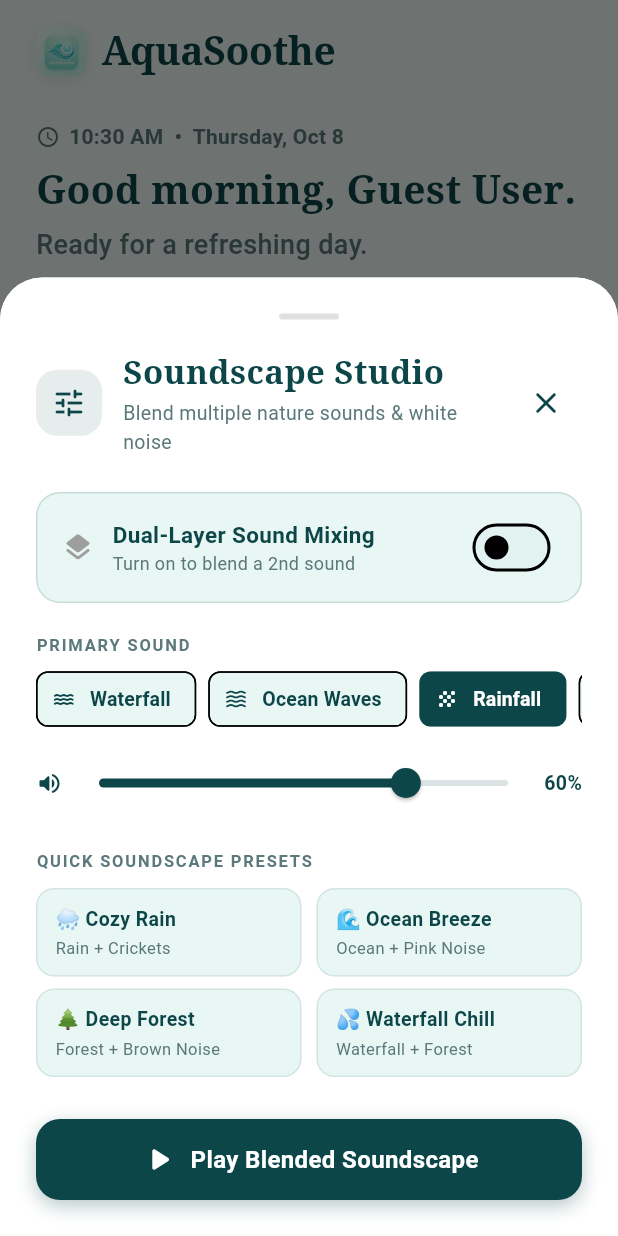
After one commit to deshan2004/Aquasoothe, a Flutter app: the HomeScreen screen opened directly, after a tap on "Sound Studio", on a phone screen of 412 x 824 dp. The commit adds this screen. Run offline on Flutter 3.47's test engine with Material 3 defaults, Android fonts, the phone set to English and light mode, and no system bars; our stand-ins replace cloud_firestore, firebase_auth, firebase_core, flutter_local_notifications, flutter_riverpod, just_audio and 2 more; missing offline and left inert: audio_session; accounts and stored records are empty.

Commit message:
feat: add multi-sound custom soundscape studio & layer mixer

```diff
--- a/lib/screens/home_screen.dart
+++ b/lib/screens/home_screen.dart
@@ -8,6 +8,7 @@ import '../providers/settings_provider.dart';
 import '../providers/auth_provider.dart';
 import '../widgets/aquasoothe_header.dart';
 import '../widgets/ai_sound_matcher_dialog.dart';
+import '../widgets/soundscape_mixer_dialog.dart';
 import '../widgets/sleep_rating_dialog.dart';
 import '../widgets/scale_button.dart';
 import '../widgets/sound_visualizer_widget.dart';
@@ -394,10 +395,29 @@ class HomeScreen extends ConsumerWidget {
 
                 const SizedBox(height: 20),
 
-                // Quick Launcher for AI Matcher & Sound Library
-                Row(
-                  mainAxisAlignment: MainAxisAlignment.center,
+                // Quick Launcher for Sound Studio, AI Matcher & Sound Library
+                Wrap(
+                  alignment: WrapAlignment.center,
+                  spacing: 8,
+                  runSpacing: 4,
                   children: [
+                    TextButton.icon(
+                      onPressed: () {
+                        showModalBottomSheet(
+                          context: context,
+                          isScrollControlled: true,
+                          shape: const RoundedRectangleBorder(
+                            borderRadius: BorderRadius.vertical(top: Radius.circular(28)),
+                          ),
+                          builder: (_) => const SoundscapeMixerDialog(),
+                        );
+                      },
+                      icon: Icon(Icons.layers_rounded, size: 18, color: textColor),
+                      label: Text(
+                        'Sound Studio',
+                        style: TextStyle(color: textColor, fontWeight: FontWeight.w700, fontSize: 14),
+                      ),
+                    ),
                     TextButton.icon(
                       onPressed: () {
                         showModalBottomSheet(
@@ -411,11 +431,10 @@ class HomeScreen extends ConsumerWidget {
                       },
                       icon: Icon(Icons.auto_awesome_rounded, size: 18, color: textColor),
                       label: Text(
-                        'AI Sound Matcher',
+                        'AI Matcher',
                         style: TextStyle(color: textColor, fontWeight: FontWeight.w700, fontSize: 14),
                       ),
                     ),
-                    const SizedBox(width: 16),
                     TextButton.icon(
                       onPressed: () {
                         Navigator.of(context).pushReplacement(
--- a/lib/screens/sounds_library_screen.dart
+++ b/lib/screens/sounds_library_screen.dart
@@ -8,6 +8,7 @@ import '../services/audio_service.dart';
 import '../widgets/aquasoothe_header.dart';
 import '../widgets/scale_button.dart';
 import '../widgets/sound_visualizer_widget.dart';
+import '../widgets/soundscape_mixer_dialog.dart';
 import 'ai_sound_generator_screen.dart';
 
 class SoundsLibraryScreen extends ConsumerWidget {
@@ -351,6 +352,48 @@ class SoundsLibraryScreen extends ConsumerWidget {
 
               const SizedBox(height: 24),
 
+              // Soundscape Studio Dual Layer Mixer Launcher Button
+              ScaleButton(
+                onTap: () {
+                  showModalBottomSheet(
+                    context: context,
+                    isScrollControlled: true,
+                    shape: const RoundedRectangleBorder(
+                      borderRadius: BorderRadius.vertical(top: Radius.circular(28)),
+                    ),
+                    builder: (_) => const SoundscapeMixerDialog(),
+                  );
+                },
+                child: Container(
+                  width: double.infinity,
+                  padding: const EdgeInsets.symmetric(horizontal: 20, vertical: 16),
+                  decoration: BoxDecoration(
+                    color: const Color(0xFF0C4648),
+                    borderRadius: BorderRadius.circular(16),
+                    boxShadow: [
+                      BoxShadow(
+                        color: const Color(0xFF0C4648).withValues(alpha: 0.25),
+                        blurRadius: 10,
+                        offset: const Offset(0, 4),
+                      ),
+                    ],
+                  ),
+                  child: Row(
+                    mainAxisAlignment: MainAxisAlignment.center,
+                    children: [
+                      const Icon(Icons.tune_rounded, size: 22, color: Colors.white),
+                      const SizedBox(width: 10),
+                      Text(
+                        audioNotifier.isMixerEnabled ? 'Soundscape Studio (Active Mix)' : 'Custom Soundscape Mixer',
+                        style: const TextStyle(fontSize: 16, fontWeight: FontWeight.bold, color: Colors.white),
+                      ),
+                    ],
+                  ),
+                ),
+              ),
+
+              const SizedBox(height: 12),
+
               // AI Sound Studio launcher button
               ScaleButton(
                 onTap: () {
--- a/lib/services/audio_service.dart
+++ b/lib/services/audio_service.dart
@@ -121,12 +121,21 @@ class AudioServiceNotifier extends ChangeNotifier {
     }
   }
 
-  void toggleMixer(bool enabled) {
+  Future<void> toggleMixer(bool enabled) async {
     _isMixerEnabled = enabled;
     if (!enabled) {
-      _secondaryPlayer.stop();
+      await _secondaryPlayer.stop();
     } else if (_isPlaying && _secondaryTrack != null) {
-      _secondaryPlayer.play();
+      try {
+        if (_secondaryPlayer.audioSource == null) {
+          await _secondaryPlayer.setAsset(_secondaryTrack!.assetPath);
+          await _secondaryPlayer.setLoopMode(LoopMode.one);
+        }
+        await _secondaryPlayer.setVolume(_secondaryVolume);
+        await _secondaryPlayer.play();
+      } catch (e) {
+        debugPrint("Error playing secondary track in mixer: $e");
+      }
     }
     notifyListeners();
   }
--- /dev/null
+++ b/lib/widgets/soundscape_mixer_dialog.dart
@@ -0,0 +1,513 @@
+import 'package:flutter/material.dart';
+import 'package:flutter_riverpod/flutter_riverpod.dart';
+import '../models/sound_model.dart';
+import '../providers/audio_provider.dart';
+import '../services/audio_service.dart';
+import 'scale_button.dart';
+import 'sound_visualizer_widget.dart';
+
+class SoundscapeMixerDialog extends ConsumerWidget {
+  const SoundscapeMixerDialog({super.key});
+
+  @override
+  Widget build(BuildContext context, WidgetRef ref) {
+    final audioNotifier = ref.watch(audioServiceProvider);
+    final theme = Theme.of(context);
+    final isDark = theme.brightness == Brightness.dark;
+
+    final primaryTrack = audioNotifier.currentTrack;
+    final secondaryTrack = audioNotifier.secondaryTrack;
+    final isMixerEnabled = audioNotifier.isMixerEnabled;
+    final isPlaying = audioNotifier.isPlaying;
+
+    final defaultTracks = SoundTrack.defaultTracks;
+
+    return Container(
+      padding: EdgeInsets.only(
+        left: 24,
+        right: 24,
+        top: 24,
+        bottom: MediaQuery.of(context).viewInsets.bottom + 24,
+      ),
+      decoration: BoxDecoration(
+        color: isDark ? const Color(0xFF13272C) : Colors.white,
+        borderRadius: const BorderRadius.vertical(top: Radius.circular(28)),
+      ),
+      child: SingleChildScrollView(
+        physics: const BouncingScrollPhysics(),
+        child: Column(
+          mainAxisSize: MainAxisSize.min,
+          crossAxisAlignment: CrossAxisAlignment.start,
+          children: [
+            // Handle Bar
+            Center(
+              child: Container(
+                width: 40,
+                height: 4,
+                decoration: BoxDecoration(
+                  color: isDark ? Colors.white24 : Colors.black12,
+                  borderRadius: BorderRadius.circular(2),
+                ),
+              ),
+            ),
+            const SizedBox(height: 20),
+
+            // Header Title
+            Row(
+              children: [
+                Container(
+                  padding: const EdgeInsets.all(10),
+                  decoration: BoxDecoration(
+                    color: const Color(0xFF0C4648).withValues(alpha: 0.1),
+                    borderRadius: BorderRadius.circular(14),
+                  ),
+                  child: const Icon(Icons.tune_rounded, color: Color(0xFF0C4648), size: 24),
+                ),
+                const SizedBox(width: 14),
+                Expanded(
+                  child: Column(
+                    crossAxisAlignment: CrossAxisAlignment.start,
+                    children: [
+                      Text(
+                        'Soundscape Studio',
+                        style: TextStyle(
+                          fontFamily: 'serif',
+                          fontSize: 22,
+                          fontWeight: FontWeight.bold,
+                          color: isDark ? const Color(0xFFE3F5F3) : const Color(0xFF0C4648),
+                        ),
+                      ),
+                      const SizedBox(height: 2),
+                      Text(
+                        'Blend multiple nature sounds & white noise',
+                        style: TextStyle(
+                          fontSize: 13,
+                          color: isDark ? const Color(0xFF88ACAA) : const Color(0xFF5B787A),
+                        ),
+                      ),
+                    ],
+                  ),
+                ),
+                IconButton(
+                  icon: const Icon(Icons.close_rounded),
+                  onPressed: () => Navigator.of(context).pop(),
+                ),
+              ],
+            ),
+
+            const SizedBox(height: 24),
+
+            // Master Layer Mixer Switch
+            Container(
+              padding: const EdgeInsets.symmetric(horizontal: 16, vertical: 12),
+              decoration: BoxDecoration(
+                color: isDark ? const Color(0xFF1E3A40) : const Color(0xFFE8F6F4),
+                borderRadius: BorderRadius.circular(16),
+                border: Border.all(color: const Color(0xFF0C4648).withValues(alpha: 0.15)),
+              ),
+              child: Row(
+                mainAxisAlignment: MainAxisAlignment.spaceBetween,
+                children: [
+                  Row(
+                    children: [
+                      Icon(
+                        Icons.layers_rounded,
+                        color: isMixerEnabled ? const Color(0xFF0C4648) : Colors.grey,
+                        size: 22,
+                      ),
+                      const SizedBox(width: 12),
+                      Column(
+                        crossAxisAlignment: CrossAxisAlignment.start,
+                        children: [
+                          Text(
+                            'Dual-Layer Sound Mixing',
+                            style: TextStyle(
+                              fontWeight: FontWeight.bold,
+                              fontSize: 15,
+                              color: isDark ? const Color(0xFFE3F5F3) : const Color(0xFF0C4648),
+                            ),
+                          ),
+                          Text(
+                            isMixerEnabled ? 'Layer 2 is active' : 'Turn on to blend a 2nd sound',
+                            style: TextStyle(
+                              fontSize: 12,
+                              color: isDark ? const Color(0xFF88ACAA) : const Color(0xFF5B787A),
+                            ),
+                          ),
+                        ],
+                      ),
+                    ],
+                  ),
+                  Switch.adaptive(
+                    value: isMixerEnabled,
+                    activeTrackColor: const Color(0xFF0C4648),
+                    onChanged: (val) {
+                      audioNotifier.toggleMixer(val);
+                      if (val && secondaryTrack == null) {
+                        // Pick a default complementary secondary track
+                        final defaultSecondary = defaultTracks.firstWhere(
+                          (t) => t.id != primaryTrack.id,
+                          orElse: () => defaultTracks.last,
+                        );
+                        audioNotifier.selectSecondaryTrack(defaultSecondary);
+                      }
+                    },
+                  ),
+                ],
+              ),
+            ),
+
+            const SizedBox(height: 20),
+
+            // Primary Sound Section
+            Text(
+              'PRIMARY SOUND',
+              style: TextStyle(
+                fontSize: 11,
+                fontWeight: FontWeight.bold,
+                letterSpacing: 1.2,
+                color: isDark ? const Color(0xFF88ACAA) : const Color(0xFF5B787A),
+              ),
+            ),
+            const SizedBox(height: 8),
+
+            // Track Selector Chips
+            SizedBox(
+              height: 40,
+              child: ListView.builder(
+                scrollDirection: Axis.horizontal,
+                physics: const BouncingScrollPhysics(),
+                itemCount: defaultTracks.length,
+                itemBuilder: (context, index) {
+                  final track = defaultTracks[index];
+                  final isSelected = track.id == primaryTrack.id;
+                  return Padding(
+                    padding: const EdgeInsets.only(right: 8),
+                    child: ChoiceChip(
+                      avatar: Icon(
+                        track.icon,
+                        size: 16,
+                        color: isSelected ? Colors.white : const Color(0xFF0C4648),
+                      ),
+                      label: Text(track.title.replaceAll('Cascading ', '').replaceAll('Soothing ', '').replaceAll('Deep ', '')),
+                      selected: isSelected,
+                      selectedColor: const Color(0xFF0C4648),
+                      backgroundColor: isDark ? const Color(0xFF1E3A40) : const Color(0xFFE8F6F4),
+                      showCheckmark: false,
+                      labelStyle: TextStyle(
+                        color: isSelected ? Colors.white : (isDark ? Colors.white : const Color(0xFF0C4648)),
+                        fontWeight: FontWeight.w600,
+                        fontSize: 13,
+                      ),
+                      onSelected: (_) {
+                        audioNotifier.selectTrack(track);
+                      },
+                    ),
+                  );
+                },
+              ),
+            ),
+
+            const SizedBox(height: 12),
+
+            // Primary Volume Slider
+            Row(
+              children: [
+                const Icon(Icons.volume_up_rounded, size: 18, color: Color(0xFF0C4648)),
+                Expanded(
+                  child: SliderTheme(
+                    data: SliderThemeData(
+                      trackHeight: 4,
+                      activeTrackColor: const Color(0xFF0C4648),
+                      inactiveTrackColor: const Color(0xFF0C4648).withValues(alpha: 0.15),
+                      thumbColor: const Color(0xFF0C4648),
+                    ),
+                    child: Slider(
+                      value: audioNotifier.volume,
+                      min: 0.0,
+                      max: AudioServiceNotifier.maxSafeVolume,
+                      onChanged: (val) => audioNotifier.setVolume(val),
+                    ),
+                  ),
+                ),
+                Text(
+                  '${(audioNotifier.volume * 100).round()}%',
+                  style: const TextStyle(fontWeight: FontWeight.bold, fontSize: 13, color: Color(0xFF0C4648)),
+                ),
+              ],
+            ),
+
+            if (isMixerEnabled) ...[
+              const SizedBox(height: 20),
+              const Divider(height: 1),
+              const SizedBox(height: 20),
+
+              // Secondary Background Layer Section
+              Text(
+                'SECONDARY BACKGROUND LAYER',
+                style: TextStyle(
+                  fontSize: 11,
+                  fontWeight: FontWeight.bold,
+                  letterSpacing: 1.2,
+                  color: isDark ? const Color(0xFF88ACAA) : const Color(0xFF5B787A),
+                ),
+              ),
+              const SizedBox(height: 8),
+
+              // Secondary Track Chips
+              SizedBox(
+                height: 40,
+                child: ListView.builder(
+                  scrollDirection: Axis.horizontal,
+                  physics: const BouncingScrollPhysics(),
+                  itemCount: defaultTracks.length,
+                  itemBuilder: (context, index) {
+                    final track = defaultTracks[index];
+                    final isSelected = secondaryTrack != null && track.id == secondaryTrack.id;
+                    return Padding(
+                      padding: const EdgeInsets.only(right: 8),
+                      child: ChoiceChip(
+                        avatar: Icon(
+                          track.icon,
+                          size: 16,
+                          color: isSelected ? Colors.white : const Color(0xFFF8AB80),
+                        ),
+                        label: Text(track.title.replaceAll('Cascading ', '').replaceAll('Soothing ', '').replaceAll('Deep ', '')),
+                        selected: isSelected,
+                        selectedColor: const Color(0xFFF8AB80),
+                        backgroundColor: isDark ? const Color(0xFF1E3A40) : const Color(0xFFFFF4EE),
+                        showCheckmark: false,
+                        labelStyle: TextStyle(
+                          color: isSelected ? const Color(0xFF4D2411) : (isDark ? Colors.white : const Color(0xFF4D2411)),
+                          fontWeight: FontWeight.w600,
+                          fontSize: 13,
+                        ),
+                        onSelected: (_) {
+                          audioNotifier.selectSecondaryTrack(track);
+                        },
+                      ),
+                    );
+                  },
+                ),
+              ),
+
+              const SizedBox(height: 12),
+
+              // Secondary Volume Slider
+              Row(
+                children: [
+                  const Icon(Icons.graphic_eq_rounded, size: 18, color: Color(0xFFF8AB80)),
+                  Expanded(
+                    child: SliderTheme(
+                      data: SliderThemeData(
+                        trackHeight: 4,
+                        activeTrackColor: const Color(0xFFF8AB80),
+                        inactiveTrackColor: const Color(0xFFF8AB80).withValues(alpha: 0.2),
+                        thumbColor: const Color(0xFFF8AB80),
+                      ),
+                      child: Slider(
+                        value: audioNotifier.secondaryVolume,
+                        min: 0.0,
+                        max: AudioServiceNotifier.maxSafeVolume,
+                        onChanged: (val) => audioNotifier.setSecondaryVolume(val),
+                      ),
+                    ),
+                  ),
+                  Text(
+                    '${(audioNotifier.secondaryVolume * 100).round()}%',
+                    style: const TextStyle(fontWeight: FontWeight.bold, fontSize: 13, color: Color(0xFF4D2411)),
+                  ),
+                ],
+              ),
+            ],
+
+            const SizedBox(height: 20),
+
+            // Quick Preset Soundscapes
+            Text(
+              'QUICK SOUNDSCAPE PRESETS',
+              style: TextStyle(
+                fontSize: 11,
+                fontWeight: FontWeight.bold,
+                letterSpacing: 1.2,
+                color: isDark ? const Color(0xFF88ACAA) : const Color(0xFF5B787A),
+              ),
+            ),
+            const SizedBox(height: 10),
+
+            Row(
+              children: [
+                Expanded(
+                  child: _PresetTile(
+                    title: '🌧️ Cozy Rain',
+                    subtitle: 'Rain + Crickets',
+                    onTap: () {
+                      final p = defaultTracks.firstWhere((t) => t.id == 'rainfall');
+                      final s = defaultTracks.firstWhere((t) => t.id == 'crickets');
+                      audioNotifier.selectTrack(p);
+                      audioNotifier.selectSecondaryTrack(s);
+                      audioNotifier.toggleMixer(true);
+                    },
+                  ),
+                ),
+                const SizedBox(width: 10),
+                Expanded(
+                  child: _PresetTile(
+                    title: '🌊 Ocean Breeze',
+                    subtitle: 'Ocean + Pink Noise',
+                    onTap: () {
+                      final p = defaultTracks.firstWhere((t) => t.id == 'ocean');
+                      final s = defaultTracks.firstWhere((t) => t.id == 'pink_noise');
+                      audioNotifier.selectTrack(p);
+                      audioNotifier.selectSecondaryTrack(s);
+                      audioNotifier.toggleMixer(true);
+                    },
+                  ),
+                ),
+              ],
+            ),
+            const SizedBox(height: 8),
+            Row(
+              children: [
+                Expanded(
+                  child: _PresetTile(
+                    title: '🌲 Deep Forest',
+                    subtitle: 'Forest + Brown Noise',
+                    onTap: () {
+                      final p = defaultTracks.firstWhere((t) => t.id == 'forest');
+                      final s = defaultTracks.firstWhere((t) => t.id == 'brown_noise');
+                      audioNotifier.selectTrack(p);
+                      audioNotifier.selectSecondaryTrack(s);
+                      audioNotifier.toggleMixer(true);
+                    },
+                  ),
+                ),
+                const SizedBox(width: 10),
+                Expanded(
+                  child: _PresetTile(
+                    title: '💦 Waterfall Chill',
+                    subtitle: 'Waterfall + Forest',
+                    onTap: () {
+                      final p = defaultTracks.firstWhere((t) => t.id == 'waterfall');
+                      final s = defaultTracks.firstWhere((t) => t.id == 'forest');
+                      audioNotifier.selectTrack(p);
+                      audioNotifier.selectSecondaryTrack(s);
+                      audioNotifier.toggleMixer(true);
+                    },
+                  ),
+                ),
+              ],
+            ),
+
+            const SizedBox(height: 28),
+
+            // Play / Control Button
+            ScaleButton(
+              onTap: () async {
+                if (isPlaying) {
+                  await audioNotifier.pause();
+                } else {
+                  await audioNotifier.play();
+                }
+              },
+              child: Container(
+                width: double.infinity,
+                height: 54,
+                decoration: BoxDecoration(
+                  color: isPlaying ? const Color(0xFFF8AB80) : const Color(0xFF0C4648),
+                  borderRadius: BorderRadius.circular(16),
+                  boxShadow: [
+                    BoxShadow(
+                      color: (isPlaying ? const Color(0xFFF8AB80) : const Color(0xFF0C4648)).withValues(alpha: 0.3),
+                      blurRadius: 10,
+                      offset: const Offset(0, 4),
+                    ),
+                  ],
+                ),
+                child: Row(
+                  mainAxisAlignment: MainAxisAlignment.center,
+                  children: [
+                    if (isPlaying) ...[
+                      SoundVisualizerWidget(
+                        isPlaying: true,
+                        color: const Color(0xFF4D2411),
+                        barWidth: 3,
+                        maxHeight: 16,
+                        barCount: 3,
+                      ),
+                      const SizedBox(width: 10),
+                    ],
+                    Icon(
+                      isPlaying ? Icons.pause_rounded : Icons.play_arrow_rounded,
+                      color: isPlaying ? const Color(0xFF4D2411) : Colors.white,
+                      size: 26,
+                    ),
+                    const SizedBox(width: 8),
+                    Text(
+                      isPlaying ? 'Pause Soundscape' : 'Play Blended Soundscape',
+                      style: TextStyle(
+                        fontSize: 16,
+                        fontWeight: FontWeight.bold,
+                        color: isPlaying ? const Color(0xFF4D2411) : Colors.white,
+                      ),
+                    ),
+                  ],
+                ),
+              ),
+            ),
+          ],
+        ),
+      ),
+    );
+  }
+}
+
+class _PresetTile extends StatelessWidget {
+  final String title;
+  final String subtitle;
+  final VoidCallback onTap;
+
+  const _PresetTile({
+    required this.title,
+    required this.subtitle,
+    required this.onTap,
+  });
+
+  @override
+  Widget build(BuildContext context) {
+    final isDark = Theme.of(context).brightness == Brightness.dark;
+
+    return ScaleButton(
+      onTap: onTap,
+      child: Container(
+        padding: const EdgeInsets.symmetric(horizontal: 12, vertical: 10),
+        decoration: BoxDecoration(
+          color: isDark ? const Color(0xFF1E3A40) : const Color(0xFFE8F6F4),
+          borderRadius: BorderRadius.circular(12),
+          border: Border.all(color: const Color(0xFF0C4648).withValues(alpha: 0.1)),
+        ),
+        child: Column(
+          crossAxisAlignment: CrossAxisAlignment.start,
+          children: [
+            Text(
+              title,
+              style: TextStyle(
+                fontWeight: FontWeight.bold,
+                fontSize: 13,
+                color: isDark ? const Color(0xFFE3F5F3) : const Color(0xFF0C4648),
+              ),
+            ),
+            const SizedBox(height: 2),
+            Text(
+              subtitle,
+              style: TextStyle(
+                fontSize: 11,
+                color: isDark ? const Color(0xFF88ACAA) : const Color(0xFF5B787A),
+              ),
+            ),
+          ],
+        ),
+      ),
+    );
+  }
+}
```
